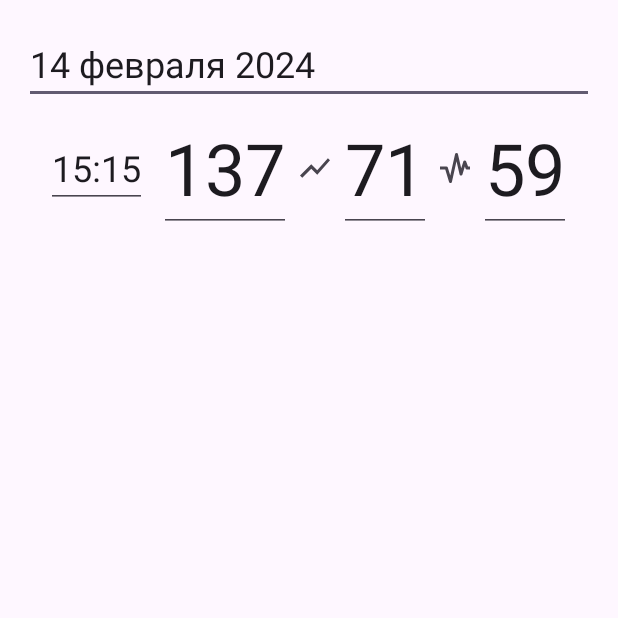
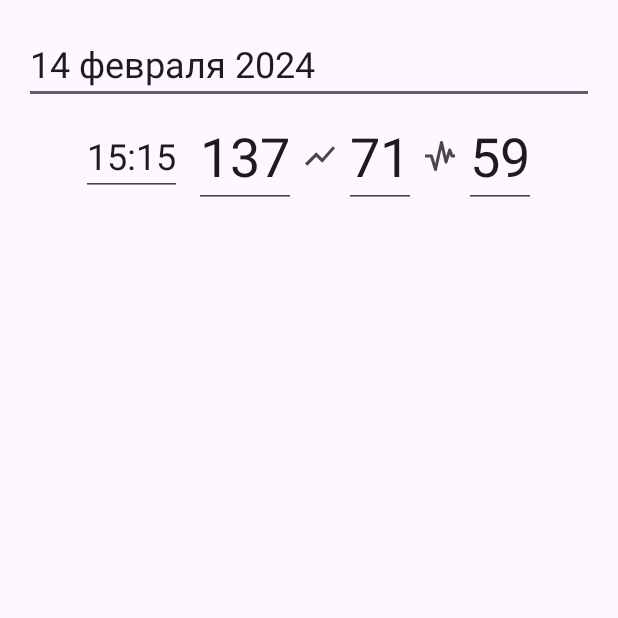
Before and after one commit to anatoliykichuk/cardio-log, an Android app: the fragment CardioLogRecordFragment shown on its own in the app's theme, on a phone screen of 412 x 824 dp, the top half of it. Run offline under Robolectric (Android 15) with nearby library versions, the phone set to English and light mode, and no system bars.

```diff
--- a/app/src/main/java/com/anatoliykichuk/cardiolog/ui/MainActivity.kt
+++ b/app/src/main/java/com/anatoliykichuk/cardiolog/ui/MainActivity.kt
@@ -4,6 +4,7 @@ import android.os.Bundle
 import androidx.appcompat.app.AppCompatActivity
 import com.anatoliykichuk.cardiolog.R
 import com.anatoliykichuk.cardiolog.databinding.ActivityMainBinding
+import com.anatoliykichuk.cardiolog.ui.pages.records.CardioLogFragment
 
 class MainActivity : AppCompatActivity() {
 
--- a/app/src/main/java/com/anatoliykichuk/cardiolog/ui/CardioLogAdapter.kt
+++ b/app/src/main/java/com/anatoliykichuk/cardiolog/ui/adapter/CardioLogAdapter.kt
@@ -1,10 +1,11 @@
-package com.anatoliykichuk.cardiolog.ui
+package com.anatoliykichuk.cardiolog.ui.adapter
 
 import android.view.LayoutInflater
 import android.view.ViewGroup
 import androidx.recyclerview.widget.RecyclerView
 import com.anatoliykichuk.cardiolog.databinding.FragmentCardioLogRecordBinding
 import com.anatoliykichuk.cardiolog.domain.CardioLog
+import com.anatoliykichuk.cardiolog.ui.Utils
 
 class CardioLogAdapter(
     private val records: List<CardioLog>
--- a/app/src/main/java/com/anatoliykichuk/cardiolog/ui/CardioLogRecordFragment.kt
+++ b/app/src/main/java/com/anatoliykichuk/cardiolog/ui/pages/record/CardioLogRecordFragment.kt
@@ -1,4 +1,4 @@
-package com.anatoliykichuk.cardiolog.ui
+package com.anatoliykichuk.cardiolog.ui.pages.record
 
 import android.os.Bundle
 import android.view.LayoutInflater
--- a/app/src/main/java/com/anatoliykichuk/cardiolog/ui/CardioLogFragment.kt
+++ b/app/src/main/java/com/anatoliykichuk/cardiolog/ui/pages/records/CardioLogFragment.kt
@@ -1,4 +1,4 @@
-package com.anatoliykichuk.cardiolog.ui
+package com.anatoliykichuk.cardiolog.ui.pages.records
 
 import android.os.Bundle
 import android.view.LayoutInflater
@@ -8,6 +8,7 @@ import androidx.fragment.app.Fragment
 import androidx.recyclerview.widget.RecyclerView
 import com.anatoliykichuk.cardiolog.databinding.FragmentCardioLogBinding
 import com.anatoliykichuk.cardiolog.domain.CardioLog
+import com.anatoliykichuk.cardiolog.ui.adapter.CardioLogAdapter
 import com.google.android.material.snackbar.Snackbar
 
 class CardioLogFragment : Fragment() {
--- a/app/src/main/res/layout/fragment_cardio_log.xml
+++ b/app/src/main/res/layout/fragment_cardio_log.xml
@@ -5,7 +5,7 @@
     xmlns:tools="http://schemas.android.com/tools"
     android:layout_width="match_parent"
     android:layout_height="match_parent"
-    tools:context=".ui.CardioLogFragment">
+    tools:context=".ui.pages.records.CardioLogFragment">
 
     <androidx.constraintlayout.widget.ConstraintLayout
         android:layout_width="match_parent"
--- a/app/src/main/res/layout/fragment_cardio_log_record.xml
+++ b/app/src/main/res/layout/fragment_cardio_log_record.xml
@@ -4,7 +4,7 @@
     xmlns:tools="http://schemas.android.com/tools"
     android:layout_width="match_parent"
     android:layout_height="match_parent"
-    tools:context=".ui.CardioLogRecordFragment">
+    tools:context=".ui.pages.record.CardioLogRecordFragment">
 
     <androidx.constraintlayout.widget.ConstraintLayout
         android:layout_width="match_parent"
--- a/app/src/main/res/values/styles.xml
+++ b/app/src/main/res/values/styles.xml
@@ -12,14 +12,14 @@
     </style>
 
     <style name="PressureText">
-        <item name="android:textSize">48sp</item>
+        <item name="android:textSize">36sp</item>
         <item name="android:layout_gravity">center_vertical</item>
         <item name="android:layout_marginStart">4dp</item>
         <item name="android:layout_marginEnd">4dp</item>
     </style>
 
     <style name="PulseText">
-        <item name="android:textSize">48sp</item>
+        <item name="android:textSize">36sp</item>
         <item name="android:layout_gravity">center_vertical</item>
         <item name="android:layout_marginStart">4dp</item>
     </style>
--- a/build.gradle
+++ b/build.gradle
@@ -1,5 +1,6 @@
 // Top-level build file where you can add configuration options common to all sub-projects/modules.
 plugins {
-id 'com.android.application' version '8.2.2' apply false
+    id 'com.android.application' version '8.2.2' apply false
     id 'org.jetbrains.kotlin.android' version '1.8.0' apply false
+    id 'com.google.gms.google-services' version '4.4.1' apply false
 }
```
Also changed, not shown: app/build.gradle (+17 -2 lines), app/src/main/java/com/anatoliykichuk/cardiolog/data/FirestoreClient.kt (added, +15 -0 lines), app/src/main/java/com/anatoliykichuk/cardiolog/data/FirestoreRepository.kt (added, +20 -0 lines), app/src/main/java/com/anatoliykichuk/cardiolog/data/IRepository.kt (added, +9 -0 lines), app/src/main/java/com/anatoliykichuk/cardiolog/ui/AppState.kt (added, +9 -0 lines), app/src/main/java/com/anatoliykichuk/cardiolog/ui/pages/records/CardioLogViewModel.kt (added, +13 -0 lines), 1 other file.
